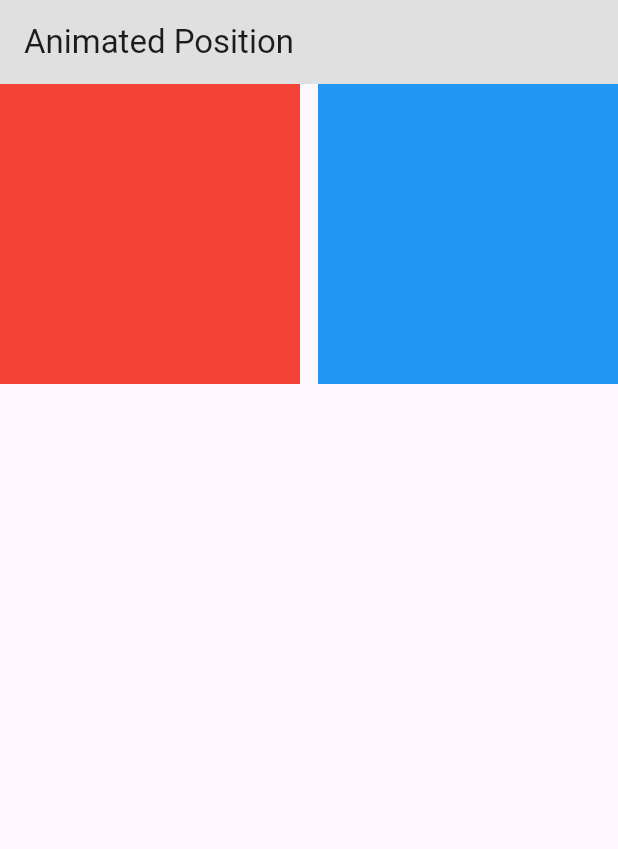
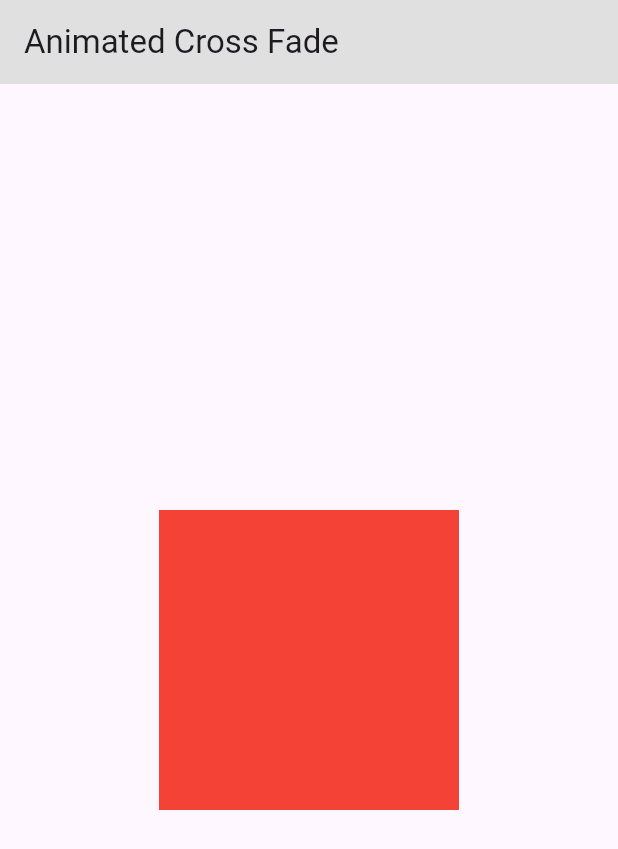
Before and after one commit to raihansikdar/flutter_animation_tutorial, a Flutter app: the screen it shows after launch, on a phone screen of 412 x 824 dp. Shown: the top 849 px of the screen. Run offline on Flutter 3.47's test engine with Material 3 defaults, Android fonts, the phone set to English and light mode, and no system bars.

Commit message:
add animated cross fade

```diff
--- a/lib/animated_container_screen.dart
+++ b/lib/animated_container_screen.dart
@@ -35,7 +35,7 @@ class _AnimatedContainerScreenState extends State<AnimatedContainerScreen> {
            startAnimation();
          },
          child: AnimatedContainer(
-           duration: Duration(seconds: 1),
+           duration: const Duration(seconds: 1),
            height: boxHeight,
            width: boxWidth,
            color: color,
--- /dev/null
+++ b/lib/animated_cross_fade_screen.dart
@@ -0,0 +1,45 @@
+import 'package:flutter/material.dart';
+
+class AnimatedCrossFadeScreen extends StatefulWidget {
+  const AnimatedCrossFadeScreen({super.key});
+
+  @override
+  State<AnimatedCrossFadeScreen> createState() => _AnimatedCrossFadeScreenState();
+}
+
+class _AnimatedCrossFadeScreenState extends State<AnimatedCrossFadeScreen> {
+
+  bool isTap = false;
+
+  @override
+  Widget build(BuildContext context) {
+    return Scaffold(
+      appBar: AppBar(
+        title: const Text("Animated Cross Fade"),
+        backgroundColor: Colors.grey.shade300,
+      ),
+    body: Center(
+      child: GestureDetector(
+           onTap: (){
+             isTap = !isTap;
+             setState(() {});
+           },
+        child: AnimatedCrossFade(
+            firstChild: Container(
+              height: 200,
+              width: 200,
+              color: Colors.blue,
+            ),
+            secondChild: Container(
+              height: 200,
+              width: 200,
+              color: Colors.red,
+            ),
+            crossFadeState: isTap ? CrossFadeState.showFirst : CrossFadeState.showSecond,
+            duration:const Duration(seconds: 3),
+        ),
+      ),
+    ),
+    );
+  }
+}
--- a/lib/main.dart
+++ b/lib/main.dart
@@ -1,6 +1,7 @@
 import 'package:flutter/material.dart';
 import 'package:flutter_animation_tutorial/animated_align_screen.dart';
 import 'package:flutter_animation_tutorial/animated_container_screen.dart';
+import 'package:flutter_animation_tutorial/animated_cross_fade_screen.dart';
 import 'package:flutter_animation_tutorial/animated_opacity_screen.dart';
 import 'package:flutter_animation_tutorial/animated_position_screen.dart';
 
@@ -20,7 +21,7 @@ class MyApp extends StatelessWidget {
         colorScheme: ColorScheme.fromSeed(seedColor: Colors.deepPurple),
         useMaterial3: true,
       ),
-      home: const AnimatedPositionScreen(),
+      home: const AnimatedCrossFadeScreen(),
     );
   }
 }
```
